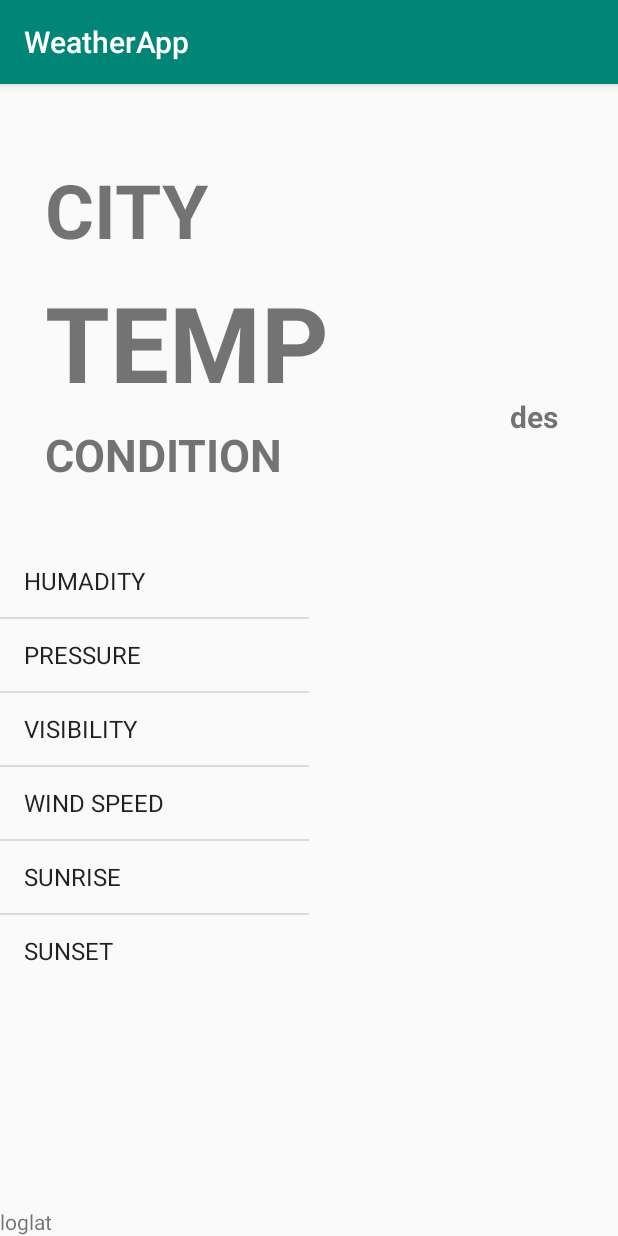
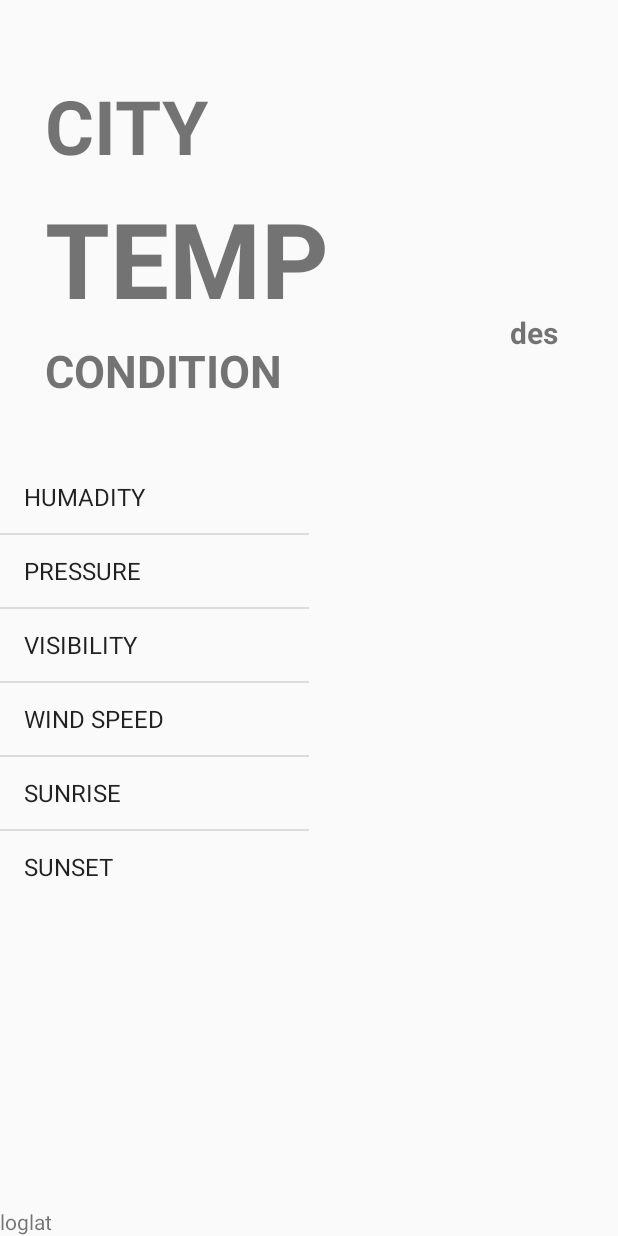
Before and after one commit to theanandankit/WeatherApp, an Android app: the screen it shows after launch (MainActivity), on a phone screen of 412 x 824 dp. Run offline under Robolectric (Android 15) with nearby library versions, the phone set to English and light mode, and no system bars.

Commit message:
no actionbar

```diff
--- a/app/src/main/java/com/example/weatherapp/MainActivity.java
+++ b/app/src/main/java/com/example/weatherapp/MainActivity.java
@@ -213,30 +213,6 @@ public class MainActivity extends AppCompatActivity implements LocationListener
              imageView.setImageResource(R.drawable.cloud);
              mn.setText(description);
 
-       /*     if(desc=="Clouds") {
-                Uri uri=Uri.parse("android.resource://"+getPackageName()+"/"+R.raw.clouds1);
-                videoView.setVideoURI(uri);
-            } else if(desc=="Clear") {
-                Uri uri=Uri.parse("android.resource://"+getPackageName()+"/"+R.raw.clear);
-                videoView.setVideoURI(uri);
-            } else if(desc=="Snow") {
-                Uri uri=Uri.parse("android.resource://"+getPackageName()+"/"+R.raw.snow1);
-                videoView.setVideoURI(uri);
-            } else if(desc=="Rain") {
-                Uri uri=Uri.parse("android.resource://"+getPackageName()+"/"+R.raw.rain3);
-                videoView.setVideoURI(uri);
-            }
-            else if(desc=="Thunterstorm") {
-                Uri uri=Uri.parse("android.resource://"+getPackageName()+"/"+R.raw.thunderstrom);
-                videoView.setVideoURI(uri);
-            } else {
-                Uri uri=Uri.parse("android.resource://"+getPackageName()+"/"+R.raw.haze);
-                videoView.setVideoURI(uri);
-            }
-            */
-
-            //  videoView.start();
-
         }
 
         private String gettime(long a) {
--- a/app/src/main/res/values/styles.xml
+++ b/app/src/main/res/values/styles.xml
@@ -1,7 +1,7 @@
 <resources>
 
     <!-- Base application theme. -->
-    <style name="AppTheme" parent="Theme.AppCompat.Light.DarkActionBar">
+    <style name="AppTheme" parent="Theme.AppCompat.Light.NoActionBar">
         <!-- Customize your theme here. -->
         <item name="colorPrimary">@color/colorPrimary</item>
         <item name="colorPrimaryDark">@color/colorPrimaryDark</item>
```
